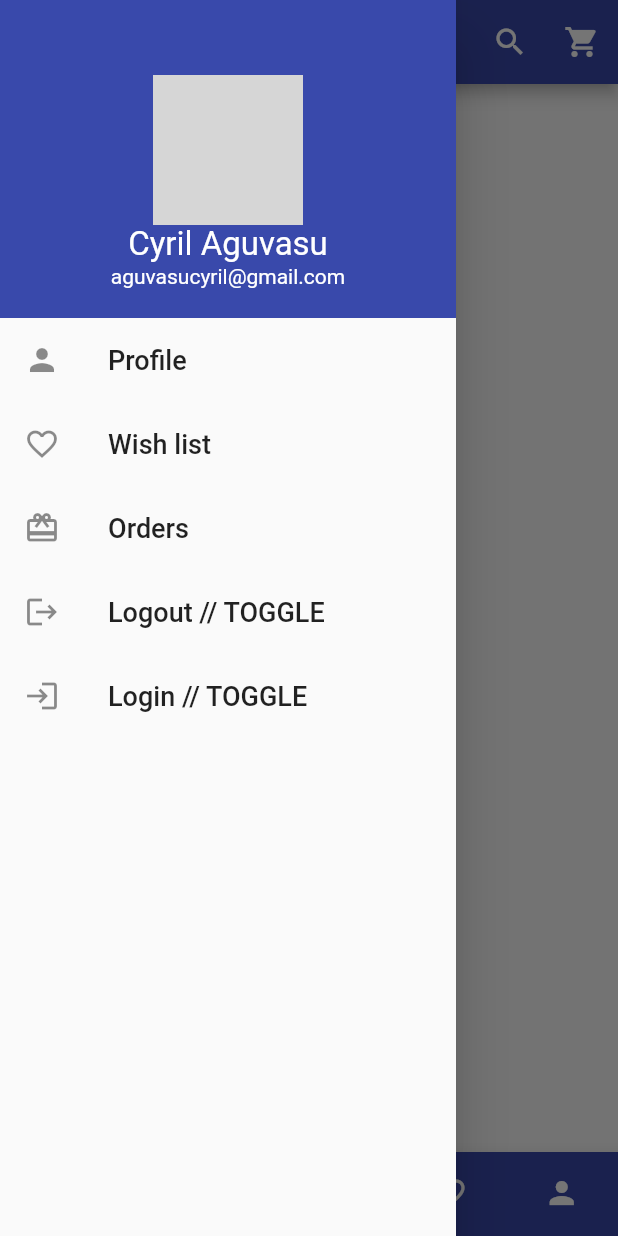
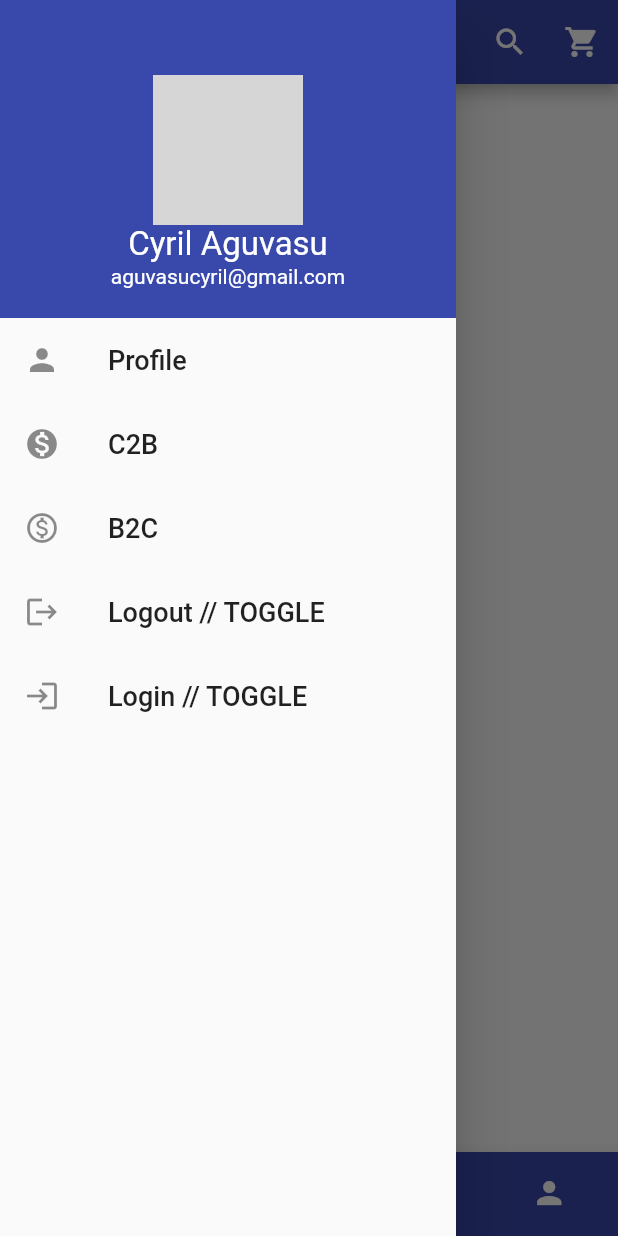
Before and after one commit to StilinskiCyril/Flutter-Form, a Flutter app: the screen it shows after launch, with the side drawer open, on a phone screen of 412 x 824 dp. Run offline on Flutter 3.47's test engine with Material 2 defaults, Android fonts, the phone set to English and light mode, and no system bars; network calls fail; grey boxes are pictures that could not be loaded.

```diff
--- a/lib/screens/forgot_password.dart
+++ b/lib/screens/forgot_password.dart
@@ -1,5 +1,5 @@
 import 'package:flutter/material.dart';
-import 'package:flutter_form/widgets/custom_text_form_field.dart';
+import 'package:mojapay/widgets/custom_text_form_field.dart';
 
 class ForgotPasswordScreen extends StatefulWidget {
   @override
--- a/lib/screens/home_screen.dart
+++ b/lib/screens/home_screen.dart
@@ -1,6 +1,6 @@
 import 'package:flutter/material.dart';
-import 'package:flutter_form/screens/main_drawer.dart';
-import 'package:flutter_form/widgets/bottom_navbar.dart';
+import 'package:mojapay/widgets/bottom_navbar.dart';
+import 'main_drawer.dart';
 
 class HomeScreen extends StatefulWidget {
   @override
--- a/lib/screens/main_drawer.dart
+++ b/lib/screens/main_drawer.dart
@@ -48,23 +48,23 @@ class MainDrawer extends StatelessWidget {
             },
           ),
           ListTile(
-            leading: Icon(Icons.favorite_border),
+            leading: Icon(Icons.monetization_on),
             title: Text(
-              'Wish list',
+              'C2B',
               style: TextStyle(fontSize: 18.0),
             ),
             onTap: () {
-              print('wishlist clicked');
+              print('c2b clicked');
             },
           ),
           ListTile(
-            leading: Icon(Icons.card_giftcard),
+            leading: Icon(Icons.monetization_on_outlined),
             title: Text(
-              'Orders',
+              'B2C',
               style: TextStyle(fontSize: 18.0),
             ),
             onTap: () {
-              print('profile clicked');
+              print('b2c clicked');
             },
           ),
           ListTile(
--- a/lib/widgets/bottom_navbar.dart
+++ b/lib/widgets/bottom_navbar.dart
@@ -20,16 +20,12 @@ class _BottomNavBarState extends State<BottomNavBar> {
               label: 'Home',
               backgroundColor: Colors.indigo[600]),
           BottomNavigationBarItem(
-              icon: Icon(Icons.view_list),
-              label: 'Categories',
+              icon: Icon(Icons.monetization_on),
+              label: 'C2B',
               backgroundColor: Colors.indigo[600]),
           BottomNavigationBarItem(
-              icon: Icon(Icons.search),
-              label: 'Search',
-              backgroundColor: Colors.indigo[600]),
-          BottomNavigationBarItem(
-              icon: Icon(Icons.favorite_border),
-              label: 'Wishlist',
+              icon: Icon(Icons.monetization_on_outlined),
+              label: 'B2C',
               backgroundColor: Colors.indigo[600]),
           BottomNavigationBarItem(
               icon: Icon(Icons.person),
@@ -45,10 +41,10 @@ class _BottomNavBarState extends State<BottomNavBar> {
               print('Home clicked');
               break;
             case 1:
-              print('search clicked');
+              print('c2b clicked');
               break;
             case 2:
-              print('cart clicked');
+              print('b2c clicked');
               break;
             case 3:
               print('profile clicked');
--- a/lib/widgets/custom_password_form_field.dart
+++ b/lib/widgets/custom_password_form_field.dart
@@ -1,5 +1,5 @@
 import 'package:flutter/material.dart';
-import 'package:flutter_form/values/colors.dart';
+import 'package:mojapay/values/colors.dart';
 
 class CustomPasswordFormField extends StatefulWidget {
   final String hintText;
--- a/lib/widgets/custom_text_form_field.dart
+++ b/lib/widgets/custom_text_form_field.dart
@@ -1,5 +1,5 @@
 import 'package:flutter/material.dart';
-import 'package:flutter_form/values/colors.dart';
+import 'package:mojapay/values/colors.dart';
 
 class CustomTextFormField  extends StatelessWidget {
   final String hintText;
--- a/pubspec.yaml
+++ b/pubspec.yaml
@@ -1,4 +1,4 @@
-name: flutter_form
+name: mojapay
 description: A new Flutter application.
 
 # The following line prevents the package from being accidentally published to
```
Also changed, not shown: lib/main.dart (+4 -6 lines), lib/screens/login_screen.dart (+24 -74 lines), lib/screens/register_screen.dart (deleted, +0 -114 lines).
